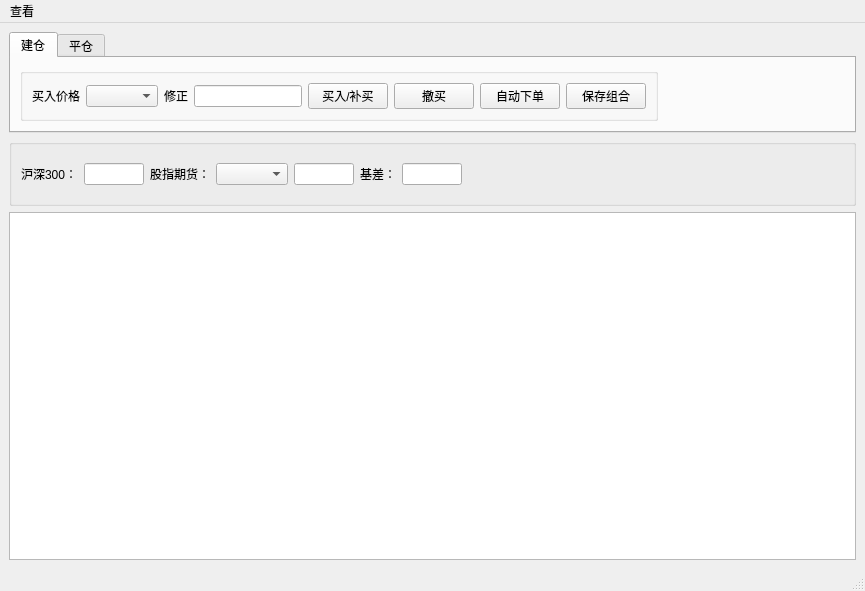
unit-xx/xfiles, file easytrader/tradeui.ui: the form before one commit.
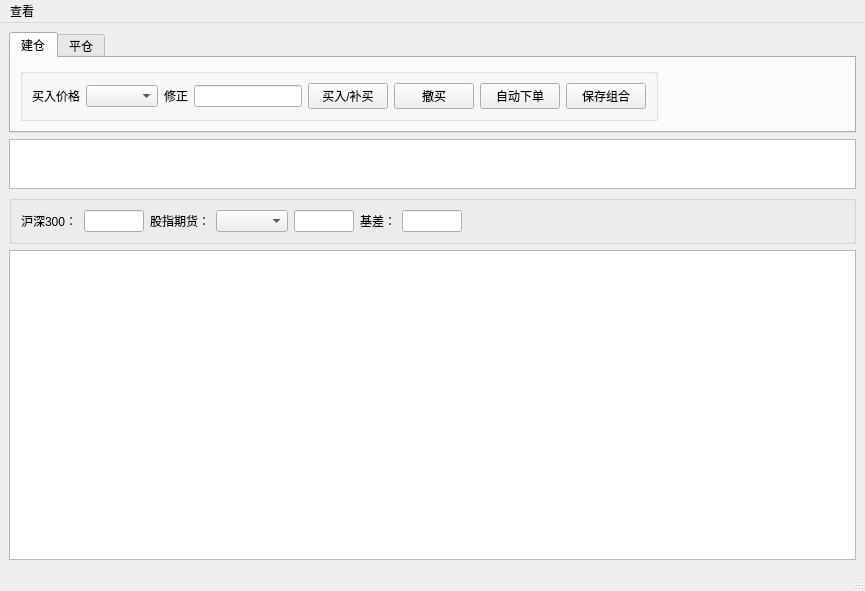
The form after the commit.

Commit message: start adding stock index trading

Patch:
```diff
--- a/easytrader/tradeui.ui
+++ b/easytrader/tradeui.ui
@@ -228,10 +228,10 @@
       </widget>
      </widget>
     </item>
-    <item row="1" column="0">
+    <item row="2" column="0">
      <widget class="QGroupBox" name="groupBox_3">
       <property name="sizePolicy">
-       <sizepolicy hsizetype="Preferred" vsizetype="Minimum">
+       <sizepolicy hsizetype="Preferred" vsizetype="Fixed">
         <horstretch>0</horstretch>
         <verstretch>0</verstretch>
        </sizepolicy>
@@ -378,7 +378,7 @@
          <property name="sizeHint" stdset="0">
           <size>
            <width>383</width>
-           <height>40</height>
+           <height>0</height>
           </size>
          </property>
         </spacer>
@@ -386,8 +386,31 @@
       </layout>
      </widget>
     </item>
-    <item row="2" column="0">
-     <widget class="QTableView" name="stock"/>
+    <item row="4" column="0">
+     <widget class="QTableView" name="stock">
+      <property name="sizePolicy">
+       <sizepolicy hsizetype="Expanding" vsizetype="Expanding">
+        <horstretch>0</horstretch>
+        <verstretch>0</verstretch>
+       </sizepolicy>
+      </property>
+     </widget>
+    </item>
+    <item row="1" column="0">
+     <widget class="QTableView" name="stockindex">
+      <property name="sizePolicy">
+       <sizepolicy hsizetype="Expanding" vsizetype="Fixed">
+        <horstretch>0</horstretch>
+        <verstretch>0</verstretch>
+       </sizepolicy>
+      </property>
+      <property name="maximumSize">
+       <size>
+        <width>16777215</width>
+        <height>50</height>
+       </size>
+      </property>
+     </widget>
     </item>
    </layout>
   </widget>
```
Left out of the diff: 2 changed lines with no effect on the pictures. The commit also changes 9 other files.
